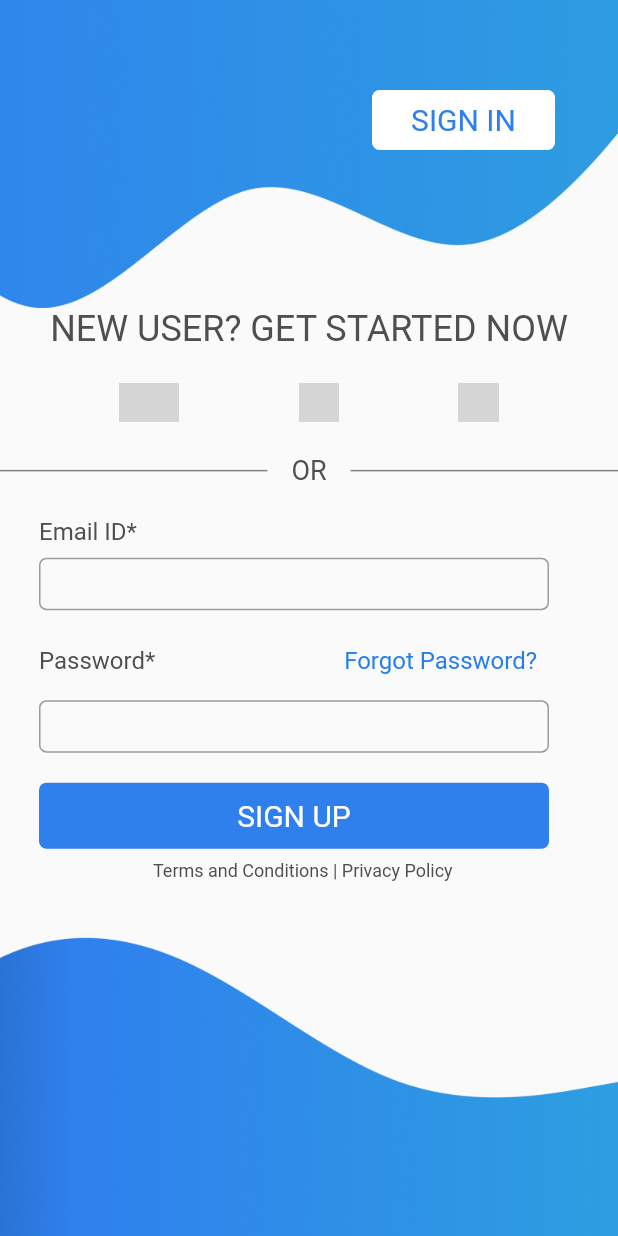
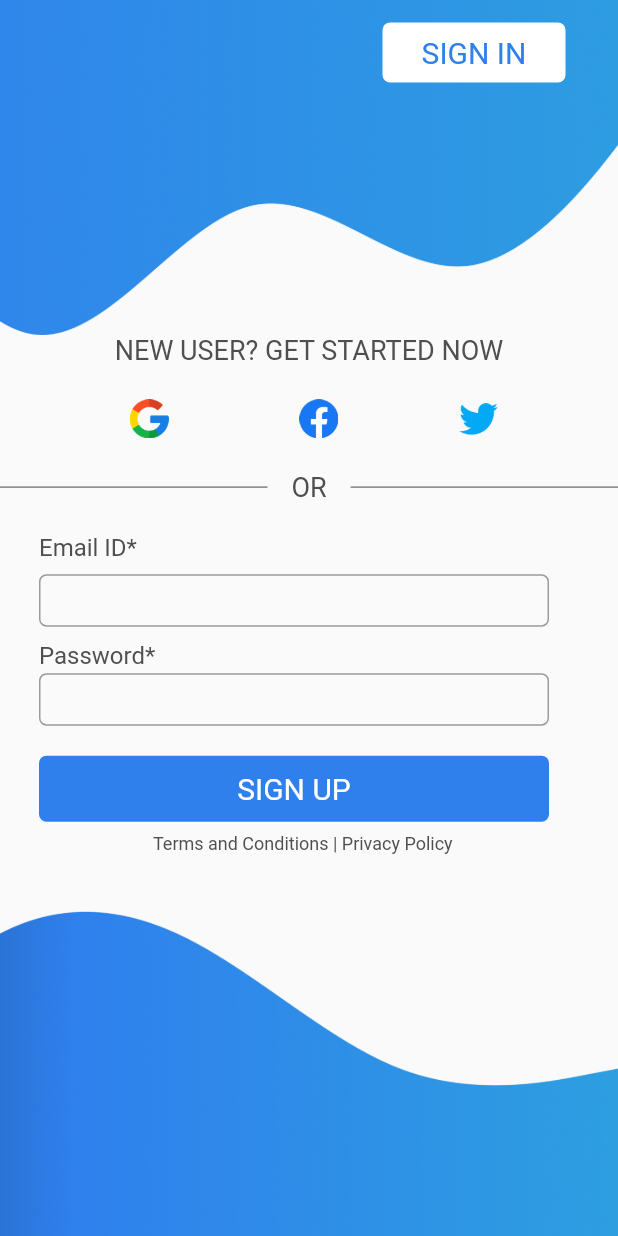
Before and after one commit to TabaSualeh/AuthenticationApp, a Flutter app: the screen it shows after launch, after a tap on "SIGN UP", on a phone screen of 412 x 824 dp. Run offline on Flutter 3.47's test engine with Material 2 defaults, Android fonts, the phone set to English and light mode, and no system bars; our stand-ins replace google_fonts; Roboto replaces fonts that are missing (Cambo); grey boxes are pictures that could not be loaded.

Commit message:
Changes in UI

```diff
--- a/lib/main.dart
+++ b/lib/main.dart
@@ -1,9 +1,11 @@
 // ignore_for_file: prefer_const_constructors
 
 import 'package:flutter/material.dart';
+import 'package:flutter/services.dart';
 import 'package:loginpage_figma/screens/splash.dart';
 
 void main() {
+  SystemChrome.setEnabledSystemUIMode(SystemUiMode.immersive);
   runApp(MyApp());
 }
 
--- a/lib/screens/login.dart
+++ b/lib/screens/login.dart
@@ -1,6 +1,7 @@
 // ignore_for_file: prefer_const_constructors, prefer_const_literals_to_create_immutables
 
 import 'package:flutter/material.dart';
+import 'package:flutter/services.dart';
 import 'package:loginpage_figma/screens/signup.dart';
 
 import 'package:loginpage_figma/widgets/customButton.dart';
@@ -14,6 +15,12 @@ class LoginPage extends StatefulWidget {
 
 class _LoginPageState extends State<LoginPage> {
   @override
+  void initState() {
+    SystemChrome.setEnabledSystemUIMode(SystemUiMode.immersive);
+    super.initState();
+  }
+
+  @override
   Widget build(BuildContext context) {
     return Scaffold(
       body: Column(
@@ -23,8 +30,8 @@ class _LoginPageState extends State<LoginPage> {
               children: [
                 _imageBox("assets/header.png"),
                 Positioned(
-                  top: 60,
-                  right: 42,
+                  top: 15,
+                  right: 35,
                   child: CustomButton(
                       btnName: "SIGN UP",
                       callback: signup,
@@ -103,18 +110,18 @@ class _LoginPageState extends State<LoginPage> {
     return Row(
       mainAxisAlignment: MainAxisAlignment.spaceEvenly,
       children: [
-        Image.network(
-          "https://s3-alpha-sig.figma.com/img/2d9a/1664/9bc2077bb18aa772a1ca7dc44a91d0fb?Expires=1685318400&Signature=K-dwT5yWhbnAL8B09I31Qb8AV5c08twxxyGmRatFTIGh19yYSzP5GzTWygcuydw3ZGjztCu8XgL~ve4BUy11xBf4DcwsLqLEvE93wFi6PEbhDAMrF5jJVg-pRIzG-VFZKCZ6SWkfr8byW~kGlQQZSze0JOQdx~M0fNShte9M0uvSfbxclJNDzrmwonvA72Hy0tYYFEP-Sdyz7uCyIwnavHeFC8DH9kaMrfIDpv8octpG3vtET5UpXPe8B9IYthkiYWX51g11ddhybZptkV5v65QR7FIT3Brvw5M8eXlPlehcHtTVCkcgc4q0jQLsLeEPE3sgsRRnfUwUn1MMyaFS0g__&Key-Pair-Id=APKAQ4GOSFWCVNEHN3O4",
+        Image.asset(
+          "assets/google.png",
           width: 40,
           height: 26,
         ),
-        Image.network(
-          "https://s3-alpha-sig.figma.com/img/f069/24c0/58e8f5ac091d5fda6b6c6223ee628208?Expires=1685318400&Signature=jrP7u2QyvCIC2-K36Cg4q6UK7h8aY~PrRhtko4oLXoB7BKICwUY1no4PQ1DXEkILKR-b0B8VpQI6-I9XlIUFU5evkQjqxiTBtjw9g18DylkQIr9J8m-mAtje4AKDYS7RsWMahWTZt5--zHx01khEtWresu-tWCK~QJYHhguTgsA0jskJu~yvOJ9xkD53isxQTL9xPeNY8QBAPCORzJPsdsMPDToxG9wuwiask-fo8raeMYuR~mblJetjYMtRXVqY5JSIkvfHnXATeShLYeXIuS2ZCKaPemU9hAoLyz~poCtrJWESly-XW2YRIgpGXy3jWQNY-9AvWGxduenEfMZMhg__&Key-Pair-Id=APKAQ4GOSFWCVNEHN3O4",
+        Image.asset(
+          "assets/facebook.png",
           width: 27,
           height: 26,
         ),
-        Image.network(
-          "https://cdn-icons-png.flaticon.com/512/733/733579.png",
+        Image.asset(
+          "assets/twitter.png",
           width: 26.82,
           height: 25.79,
         ),
--- a/lib/screens/signup.dart
+++ b/lib/screens/signup.dart
@@ -24,8 +24,8 @@ class _SignUpState extends State<SignUp> {
             child: Stack(children: [
               _imageBox("assets/header.png"),
               Positioned(
-                top: 60,
-                right: 42,
+                top: 15,
+                right: 35,
                 child: CustomButton(
                     btnName: "SIGN IN",
                     callback: signin,
@@ -39,7 +39,7 @@ class _SignUpState extends State<SignUp> {
           ),
           Text("NEW USER? GET STARTED NOW",
               style: TextStyle(
-                  fontSize: 24,
+                  fontSize: 18,
                   fontWeight: FontWeight.w400,
                   color: Color(0xff4F4F4F))),
           Container(
@@ -59,16 +59,7 @@ class _SignUpState extends State<SignUp> {
                 _showTextField(),
                 Padding(
                   padding: const EdgeInsets.only(bottom: 2.0, top: 10),
-                  child: Row(
-                    mainAxisAlignment: MainAxisAlignment.spaceBetween,
-                    children: [
-                      _displayText("Password*", Color(0xff4F4F4F)),
-                      TextButton(
-                          onPressed: forget,
-                          child: _displayText("Forgot Password?",
-                              Color.fromARGB(255, 36, 125, 241)))
-                    ],
-                  ),
+                  child: _displayText("Password*", Color(0xff4F4F4F)),
                 ),
                 _showTextField(),
               ],
@@ -100,18 +91,18 @@ class _SignUpState extends State<SignUp> {
     return Row(
       mainAxisAlignment: MainAxisAlignment.spaceEvenly,
       children: [
-        Image.network(
-          "https://s3-alpha-sig.figma.com/img/2d9a/1664/9bc2077bb18aa772a1ca7dc44a91d0fb?Expires=1685318400&Signature=K-dwT5yWhbnAL8B09I31Qb8AV5c08twxxyGmRatFTIGh19yYSzP5GzTWygcuydw3ZGjztCu8XgL~ve4BUy11xBf4DcwsLqLEvE93wFi6PEbhDAMrF5jJVg-pRIzG-VFZKCZ6SWkfr8byW~kGlQQZSze0JOQdx~M0fNShte9M0uvSfbxclJNDzrmwonvA72Hy0tYYFEP-Sdyz7uCyIwnavHeFC8DH9kaMrfIDpv8octpG3vtET5UpXPe8B9IYthkiYWX51g11ddhybZptkV5v65QR7FIT3Brvw5M8eXlPlehcHtTVCkcgc4q0jQLsLeEPE3sgsRRnfUwUn1MMyaFS0g__&Key-Pair-Id=APKAQ4GOSFWCVNEHN3O4",
+        Image.asset(
+          "assets/google.png",
           width: 40,
           height: 26,
         ),
-        Image.network(
-          "https://s3-alpha-sig.figma.com/img/f069/24c0/58e8f5ac091d5fda6b6c6223ee628208?Expires=1685318400&Signature=jrP7u2QyvCIC2-K36Cg4q6UK7h8aY~PrRhtko4oLXoB7BKICwUY1no4PQ1DXEkILKR-b0B8VpQI6-I9XlIUFU5evkQjqxiTBtjw9g18DylkQIr9J8m-mAtje4AKDYS7RsWMahWTZt5--zHx01khEtWresu-tWCK~QJYHhguTgsA0jskJu~yvOJ9xkD53isxQTL9xPeNY8QBAPCORzJPsdsMPDToxG9wuwiask-fo8raeMYuR~mblJetjYMtRXVqY5JSIkvfHnXATeShLYeXIuS2ZCKaPemU9hAoLyz~poCtrJWESly-XW2YRIgpGXy3jWQNY-9AvWGxduenEfMZMhg__&Key-Pair-Id=APKAQ4GOSFWCVNEHN3O4",
+        Image.asset(
+          "assets/facebook.png",
           width: 27,
           height: 26,
         ),
-        Image.network(
-          "https://cdn-icons-png.flaticon.com/512/733/733579.png",
+        Image.asset(
+          "assets/twitter.png",
           width: 26.82,
           height: 25.79,
         ),
```
Also changed, not shown: assets/facebook.png (added), assets/google.png (added), assets/twitter.png (added).
